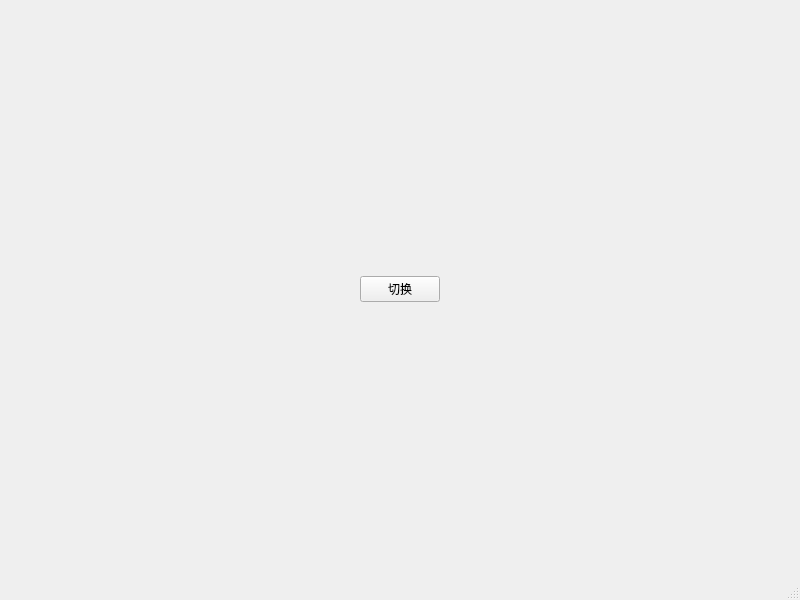
First picture: the form in mainwindow.ui, repository kezhengjie/game-streaming-helper, before the edit.
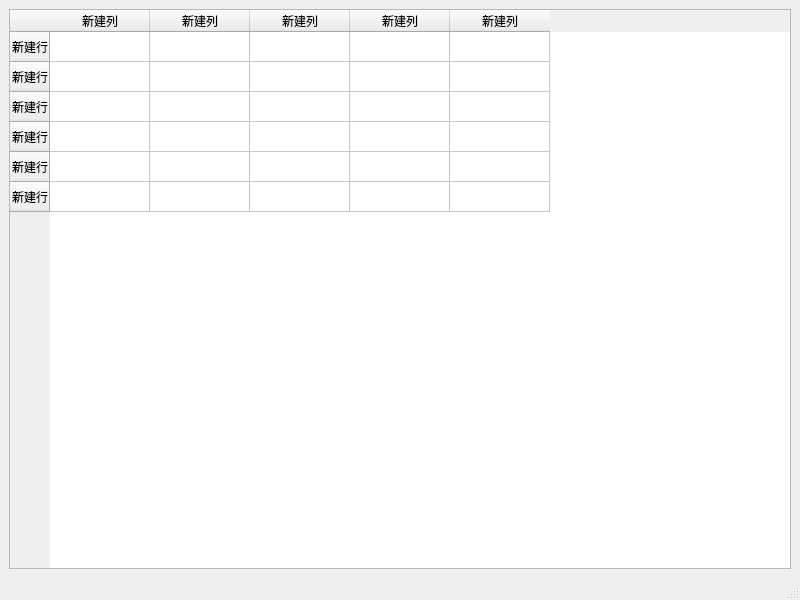
Second picture: the form after the edit.

```diff
--- a/mainwindow.ui
+++ b/mainwindow.ui
@@ -16,38 +16,64 @@
   <widget class="QWidget" name="centralwidget">
    <layout class="QHBoxLayout" name="horizontalLayout">
     <item>
-     <spacer name="horizontalSpacer">
-      <property name="orientation">
-       <enum>Qt::Orientation::Horizontal</enum>
-      </property>
-      <property name="sizeHint" stdset="0">
-       <size>
-        <width>40</width>
-        <height>20</height>
-       </size>
-      </property>
-     </spacer>
-    </item>
-    <item>
-     <widget class="QPushButton" name="pushButton">
-      <property name="text">
-       <string>切换</string>
-      </property>
+     <widget class="QTableWidget" name="tableWidget">
+      <row>
+       <property name="text">
+        <string>新建行</string>
+       </property>
+      </row>
+      <row>
+       <property name="text">
+        <string>新建行</string>
+       </property>
+      </row>
+      <row>
+       <property name="text">
+        <string>新建行</string>
+       </property>
+      </row>
+      <row>
+       <property name="text">
+        <string>新建行</string>
+       </property>
+      </row>
+      <row>
+       <property name="text">
+        <string>新建行</string>
+       </property>
+      </row>
+      <row>
+       <property name="text">
+        <string>新建行</string>
+       </property>
+      </row>
+      <column>
+       <property name="text">
+        <string>新建列</string>
+       </property>
+      </column>
+      <column>
+       <property name="text">
+        <string>新建列</string>
+       </property>
+      </column>
+      <column>
+       <property name="text">
+        <string>新建列</string>
+       </property>
+      </column>
+      <column>
+       <property name="text">
+        <string>新建列</string>
+       </property>
+      </column>
+      <column>
+       <property name="text">
+        <string>新建列</string>
+       </property>
+      </column>
      </widget>
     </item>
-    <item>
-     <spacer name="horizontalSpacer_2">
-      <property name="orientation">
-       <enum>Qt::Orientation::Horizontal</enum>
-      </property>
-      <property name="sizeHint" stdset="0">
-       <size>
-        <width>40</width>
-        <height>20</height>
-       </size>
-      </property>
-     </spacer>
-    </item>
    </layout>
   </widget>
   <widget class="QMenuBar" name="menubar">
```
